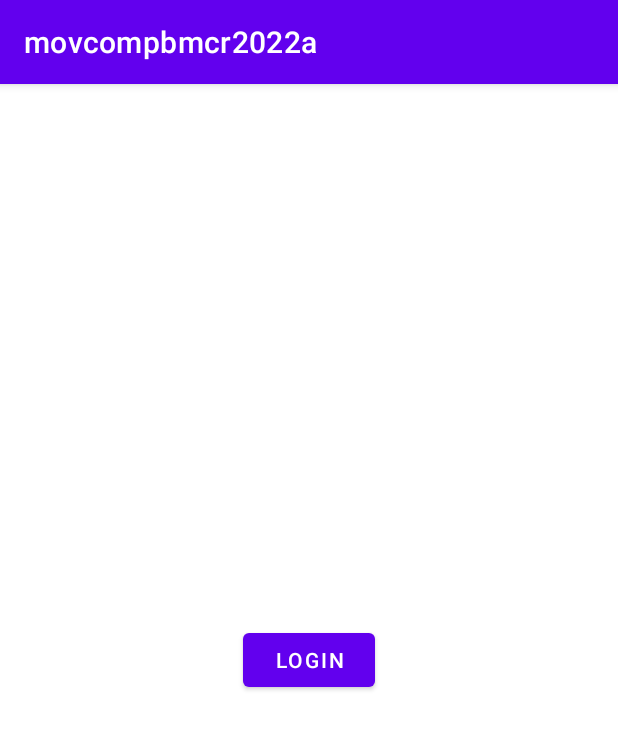
After one commit to Aplicaciones-Moviles-2022-A-Comp/mc-campoverde-rodriguez-brandon-martin, an Android app: the HFirebaseUIAuth screen opened directly, with no data from a screen before it, on a phone screen of 412 x 824 dp. The commit adds this screen. Shown: the top 729 px of the screen. Run offline under Robolectric (Android 15) with nearby library versions, the phone set to English and light mode, and no system bars; libraries missing offline, so code that uses them is left out: com.firebase.ui.

Commit message:
Proyecto V1

```diff
--- a/01-android/app/src/main/AndroidManifest.xml
+++ b/01-android/app/src/main/AndroidManifest.xml
@@ -13,6 +13,9 @@
         android:supportsRtl="true"
         android:theme="@style/Theme.Movcompbmcr2022a"
         tools:targetApi="31">
+        <activity
+            android:name=".HFirebaseUIAuth"
+            android:exported="false" />
         <activity
             android:name=".GRecyclerView"
             android:exported="false" />
--- a/01-android/app/src/main/java/com/example/movcompbmcr2022a/ESqliteHelperEntrenador.kt
+++ b/01-android/app/src/main/java/com/example/movcompbmcr2022a/ESqliteHelperEntrenador.kt
@@ -73,6 +73,7 @@ class ESqliteHelperEntrenador(contexto:Context?): SQLiteOpenHelper(
         baseDatosLectura.close()
         return usuarioEncontrado
     }
+
     fun eliminarUsuarioFormulario(id: Int): Boolean{
         //        val conexionEscritura = this.writableDatabase
         val conexionEscritura = writableDatabase
--- /dev/null
+++ b/01-android/app/src/main/java/com/example/movcompbmcr2022a/HFirebaseUIAuth.kt
@@ -0,0 +1,68 @@
+package com.example.movcompbmcr2022a
+
+import androidx.appcompat.app.AppCompatActivity
+import android.os.Bundle
+import android.view.View
+import android.widget.Button
+import com.firebase.ui.auth.AuthUI
+import com.firebase.ui.auth.FirebaseAuthUIActivityResultContract
+import com.firebase.ui.auth.IdpResponse
+import com.firebase.ui.auth.data.model.FirebaseAuthUIAuthenticationResult
+
+class HFirebaseUIAuth : AppCompatActivity() {
+
+    private val signInLauncher = registerForActivityResult(
+        FirebaseAuthUIActivityResultContract()
+    ) { res: FirebaseAuthUIAuthenticationResult ->
+        if(res.resultCode== RESULT_OK){
+            if (res.idpResponse!=null){
+                this.seLogeo(res.idpResponse!!)
+            }
+        }
+    }
+
+    override fun onCreate(savedInstanceState: Bundle?) {
+        super.onCreate(savedInstanceState)
+        setContentView(R.layout.activity_hfirebaseuiauth)
+
+        val btnLogin = findViewById<Button>(R.id.btn_intent_firebase_ui)
+        btnLogin.setOnClickListener {
+            val providers = arrayListOf(
+                AuthUI.IdpConfig.EmailBuilder().build())
+
+// Create and launch sign-in intent
+            val signInIntent = AuthUI.getInstance()
+                .createSignInIntentBuilder()
+                .setAvailableProviders(providers)
+                .build()
+            signInLauncher.launch(signInIntent)
+
+        }
+
+        val btnLogout = findViewById<Button>(R.id.btn_logout)
+        btnLogout.setOnClickListener {
+            AuthUI.getInstance()
+                .signOut(this)
+                .addOnCompleteListener {
+                    seDeslogueo()
+                }
+        }
+    }
+
+    fun seLogeo(
+        res: IdpResponse
+    ){
+        val btnLogin = findViewById<Button>(R.id.btn_intent_firebase_ui)
+        val btnLogout = findViewById<Button>(R.id.btn_logout)
+        btnLogout.visibility = View.VISIBLE
+        btnLogin.visibility = View.INVISIBLE
+
+    }
+
+    fun seDeslogueo(){
+        val btnLogin = findViewById<Button>(R.id.btn_intent_firebase_ui)
+        val btnLogout = findViewById<Button>(R.id.btn_logout)
+        btnLogout.visibility = View.INVISIBLE
+        btnLogin.visibility = View.VISIBLE
+    }
+}
--- a/01-android/app/src/main/java/com/example/movcompbmcr2022a/MainActivity.kt
+++ b/01-android/app/src/main/java/com/example/movcompbmcr2022a/MainActivity.kt
@@ -96,6 +96,11 @@ class MainActivity : AppCompatActivity() {
         btnRecyclerVew.setOnClickListener{
             irActividad(GRecyclerView::class.java)
         }
+
+        val botonIrFirebase = findViewById<Button>(R.id.btn_ir_firebase)
+        botonIrFirebase.setOnClickListener{
+            irActividad(HFirebaseUIAuth::class.java)
+        }
     }
 
     fun irActividad(
--- /dev/null
+++ b/01-android/app/src/main/res/layout/activity_hfirebaseuiauth.xml
@@ -0,0 +1,32 @@
+<?xml version="1.0" encoding="utf-8"?>
+<androidx.constraintlayout.widget.ConstraintLayout xmlns:android="http://schemas.android.com/apk/res/android"
+    xmlns:app="http://schemas.android.com/apk/res-auto"
+    xmlns:tools="http://schemas.android.com/tools"
+    android:layout_width="match_parent"
+    android:layout_height="match_parent"
+    tools:context=".HFirebaseUIAuth">
+
+    <Button
+        android:id="@+id/btn_intent_firebase_ui"
+        android:layout_width="wrap_content"
+        android:layout_height="wrap_content"
+        android:text="Login"
+        app:layout_constraintBottom_toBottomOf="parent"
+        app:layout_constraintEnd_toEndOf="parent"
+        app:layout_constraintStart_toStartOf="parent"
+        app:layout_constraintTop_toTopOf="parent" />
+
+    <Button
+        android:id="@+id/btn_logout"
+        android:layout_width="wrap_content"
+        android:layout_height="wrap_content"
+        android:layout_marginBottom="16dp"
+        android:text="LogOut"
+        android:visibility="invisible"
+        app:layout_constraintBottom_toTopOf="@+id/btn_intent_firebase_ui"
+        app:layout_constraintEnd_toEndOf="@+id/btn_intent_firebase_ui"
+        app:layout_constraintHorizontal_bias="0.0"
+        app:layout_constraintStart_toStartOf="@+id/btn_intent_firebase_ui"
+        app:layout_constraintTop_toBottomOf="@+id/btn_intent_firebase_ui"
+        app:layout_constraintVertical_bias="0.928" />
+</androidx.constraintlayout.widget.ConstraintLayout>
--- a/01-android/app/src/main/res/layout/recycler_view_vista.xml
+++ b/01-android/app/src/main/res/layout/recycler_view_vista.xml
@@ -53,8 +53,8 @@
         android:text="Like"
         app:layout_constraintBottom_toBottomOf="parent"
         app:layout_constraintEnd_toEndOf="parent"
-        app:layout_constraintHorizontal_bias="0.503"
+        app:layout_constraintHorizontal_bias="0.504"
         app:layout_constraintStart_toEndOf="@+id/tv_likes"
         app:layout_constraintTop_toBottomOf="@+id/tv_cedula"
-        app:layout_constraintVertical_bias="0.441" />
+        app:layout_constraintVertical_bias="0.44" />
 </androidx.constraintlayout.widget.ConstraintLayout>
--- a/01-android/build.gradle
+++ b/01-android/build.gradle
@@ -1,4 +1,8 @@
-// Top-level build file where you can add configuration options common to all sub-projects/modules.
+buildscript {
+    dependencies {
+        classpath 'com.google.gms:google-services:4.3.10'
+    }
+}// Top-level build file where you can add configuration options common to all sub-projects/modules.
 plugins {
     id 'com.android.application' version '7.2.0' apply false
     id 'com.android.library' version '7.2.0' apply false
```
Also changed, not shown: 01-android/app/build.gradle (+11 -0 lines), 01-android/app/src/main/res/layout/activity_main.xml (+10 -0 lines), 1 other file.
